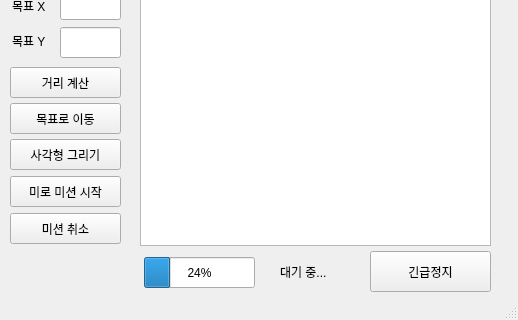
reeze1829/AI-Robot-Software-Course, file ui/main_window.ui: the form before one commit; both pictures show x 0 to 518 and y 213 to 533 of the 518 by 533 pixel window.
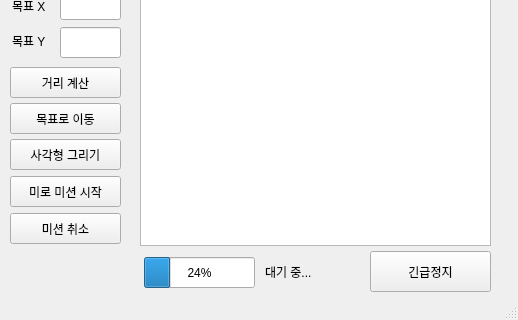
The form after the commit.

Commit message: Implement square mission with progress bar

```diff
--- a/ui/main_window.ui
+++ b/ui/main_window.ui
@@ -206,7 +206,7 @@
    <widget class="QLabel" name="lbl_mission_status">
     <property name="geometry">
      <rect>
-      <x>280</x>
+      <x>265</x>
       <y>464</y>
       <width>101</width>
       <height>41</height>
```
The commit also changes 2 other files.
